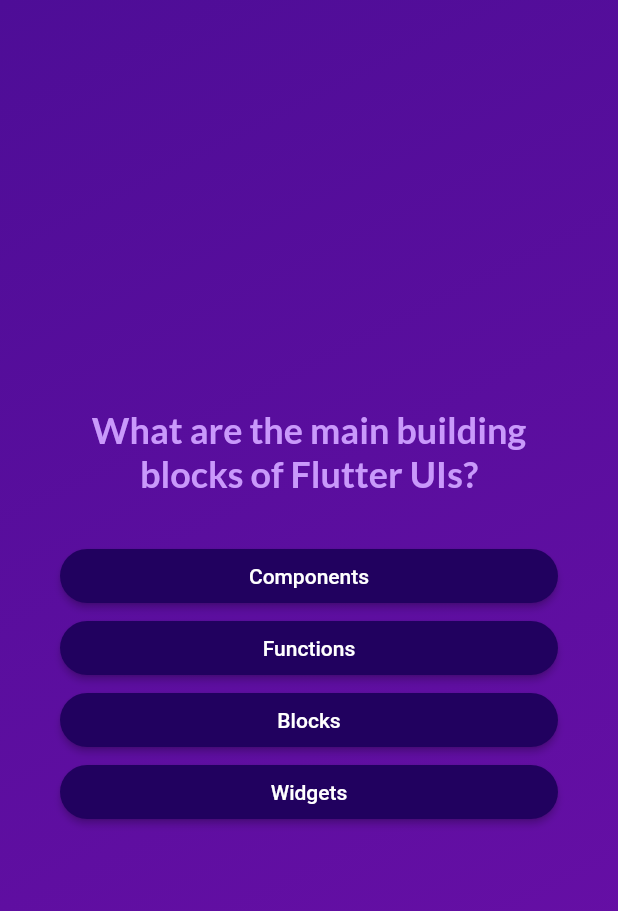
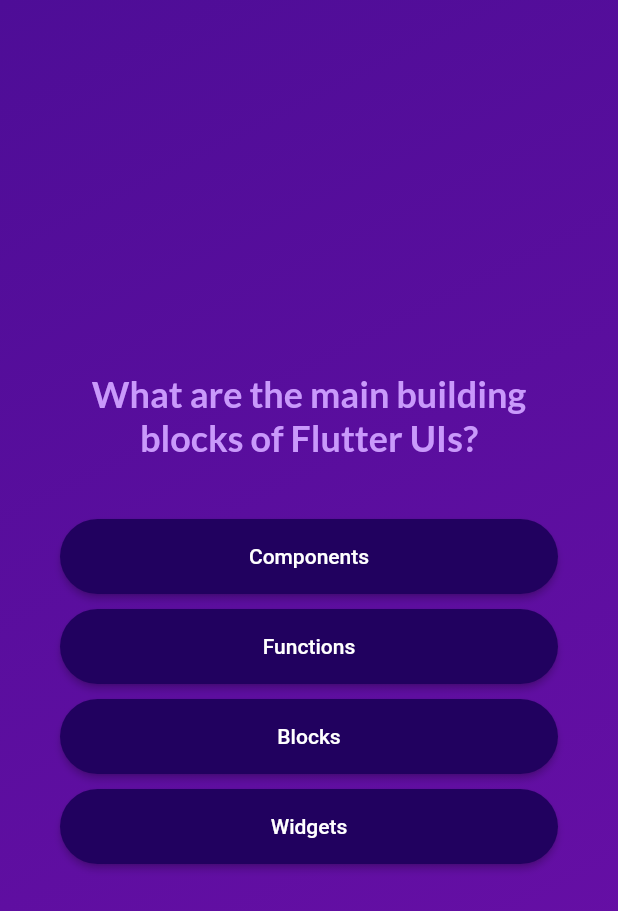
Before and after one commit to daniel-liberto/flutter-quiz-app, a Flutter app: the screen it shows after launch, after a tap on "Start Quiz", on a phone screen of 412 x 824 dp. Shown: the top 911 px of the screen. Run offline on Flutter 3.47's test engine with Material 2 defaults, Android fonts, the phone set to English and light mode, and no system bars; our stand-ins replace google_fonts.

```diff
--- a/lib/answer_button.dart
+++ b/lib/answer_button.dart
@@ -1,19 +1,32 @@
 import 'package:flutter/material.dart';
 
 class AnswerButton extends StatelessWidget {
-  const AnswerButton(
-      {required this.answerText, required this.onTap, super.key});
+  const AnswerButton({
+    super.key,
+    required this.answerText,
+    required this.onTap,
+  });
 
-  final String answerText; // receive a String name
-  final void Function()
-      onTap; // receive a void function from questions_screen.dart
+  final String answerText;
+  final void Function() onTap;
 
   @override
   Widget build(BuildContext context) {
-    return ElevatedButton(
+    return Column(
+      crossAxisAlignment: CrossAxisAlignment.stretch,
+      children: [
+        const SizedBox(
+          height: 10,
+        ),
+        SizedBox(
+          height: 50,
+          child: ElevatedButton(
             onPressed: onTap,
             style: ElevatedButton.styleFrom(
-        padding: const EdgeInsets.symmetric(vertical: 10, horizontal: 40),
+              padding: const EdgeInsets.symmetric(
+                vertical: 10,
+                horizontal: 40,
+              ),
               backgroundColor: const Color.fromARGB(255, 33, 1, 95),
               foregroundColor: Colors.white,
               shape: RoundedRectangleBorder(
@@ -24,6 +37,9 @@ class AnswerButton extends StatelessWidget {
               answerText,
               textAlign: TextAlign.center,
             ),
+          ),
+        ),
+      ],
     );
   }
 }
--- a/lib/models/quiz_question.dart
+++ b/lib/models/quiz_question.dart
@@ -4,10 +4,9 @@ class QuizQuestion {
   final String text;
   final List<String> answers;
 
-// shuffle() method changes the original list, so create a copy is necessary
   List<String> getShuffledAnswers() {
-    final shuffledList = List.of(answers); // create copy list
-    shuffledList.shuffle(); // shuffle the coppied list
-    return shuffledList; // returning a shuffled list
+    final shuffledList = List.of(answers);
+    shuffledList.shuffle();
+    return shuffledList;
   }
 }
--- a/lib/questions_screen.dart
+++ b/lib/questions_screen.dart
@@ -1,31 +1,37 @@
 import 'package:flutter/material.dart';
 import 'package:google_fonts/google_fonts.dart';
+
 import 'package:quiz_app/answer_button.dart';
 import 'package:quiz_app/data/questions.dart';
 
 class QuestionsScreen extends StatefulWidget {
-  const QuestionsScreen({super.key, required this.onSelectAnswer});
+  const QuestionsScreen({
+    super.key,
+    required this.onSelectAnswer,
+  });
 
   final void Function(String answer) onSelectAnswer;
 
   @override
-  State<QuestionsScreen> createState() => _QuestionsScreenState();
+  State<QuestionsScreen> createState() {
+    return _QuestionsScreenState();
+  }
 }
 
 class _QuestionsScreenState extends State<QuestionsScreen> {
-  var currentQuestionIndex = 0; // using as index for current question page
+  var currentQuestionIndex = 0;
 
   void answerQuestion(String selectedAnswer) {
-    widget.onSelectAnswer('...');
-    // this will render page again and increment the "page"
+    widget.onSelectAnswer(selectedAnswer);
+    // currentQuestionIndex = currentQuestionIndex + 1;
+    // currentQuestionIndex += 1;
     setState(() {
-      currentQuestionIndex += 1;
+      currentQuestionIndex++; // increments the value by 1
     });
   }
 
   @override
-  Widget build(BuildContext context) {
-    // "fetching" question from questions.dart
+  Widget build(context) {
     final currentQuestion = questions[currentQuestionIndex];
 
     return SizedBox(
@@ -47,7 +53,6 @@ class _QuestionsScreenState extends State<QuestionsScreen> {
             ),
             const SizedBox(height: 30),
             ...currentQuestion.getShuffledAnswers().map((answer) {
-              //hit and go to next page
               return AnswerButton(
                 answerText: answer,
                 onTap: () {
--- a/lib/quiz.dart
+++ b/lib/quiz.dart
@@ -1,14 +1,17 @@
 import 'package:flutter/material.dart';
+
+import 'package:quiz_app/start_screen.dart';
+import 'package:quiz_app/questions_screen.dart';
 import 'package:quiz_app/data/questions.dart';
-import 'package:quiz_app/questions_screen.dart';
-import 'package:quiz_app/start_screen.dart';
-import 'package:quiz_app/models/results_screen.dart';
+import 'package:quiz_app/results_screen.dart';
 
 class Quiz extends StatefulWidget {
   const Quiz({super.key});
 
   @override
-  State<Quiz> createState() => _QuizState();
+  State<Quiz> createState() {
+    return _QuizState();
+  }
 }
 
 class _QuizState extends State<Quiz> {
@@ -26,14 +29,20 @@ class _QuizState extends State<Quiz> {
 
     if (selectedAnswers.length == questions.length) {
       setState(() {
-        selectedAnswers = [];
         activeScreen = 'results-screen';
       });
     }
   }
 
+  void restartQuiz() {
+    setState(() {
+      selectedAnswers = [];
+      activeScreen = 'questions-screen';
+    });
+  }
+
   @override
-  Widget build(BuildContext context) {
+  Widget build(context) {
     Widget screenWidget = StartScreen(switchScreen);
 
     if (activeScreen == 'questions-screen') {
@@ -43,7 +52,10 @@ class _QuizState extends State<Quiz> {
     }
 
     if (activeScreen == 'results-screen') {
-      screenWidget = const ResultScreen();
+      screenWidget = ResultsScreen(
+        chosenAnswers: selectedAnswers,
+        onRestart: restartQuiz,
+      );
     }
 
     return MaterialApp(
```
Also changed, not shown: lib/data/questions.dart (+6 -9 lines), lib/models/results_screen.dart (deleted, +0 -28 lines), lib/questions_summary/question_identifier.dart (added, +35 -0 lines), lib/questions_summary/questions_summary.dart (added, +25 -0 lines), lib/questions_summary/summary_item.dart (added, +98 -0 lines), lib/results_screen.dart (added, +78 -0 lines). Lines whose indentation alone changed are shown as unchanged.
